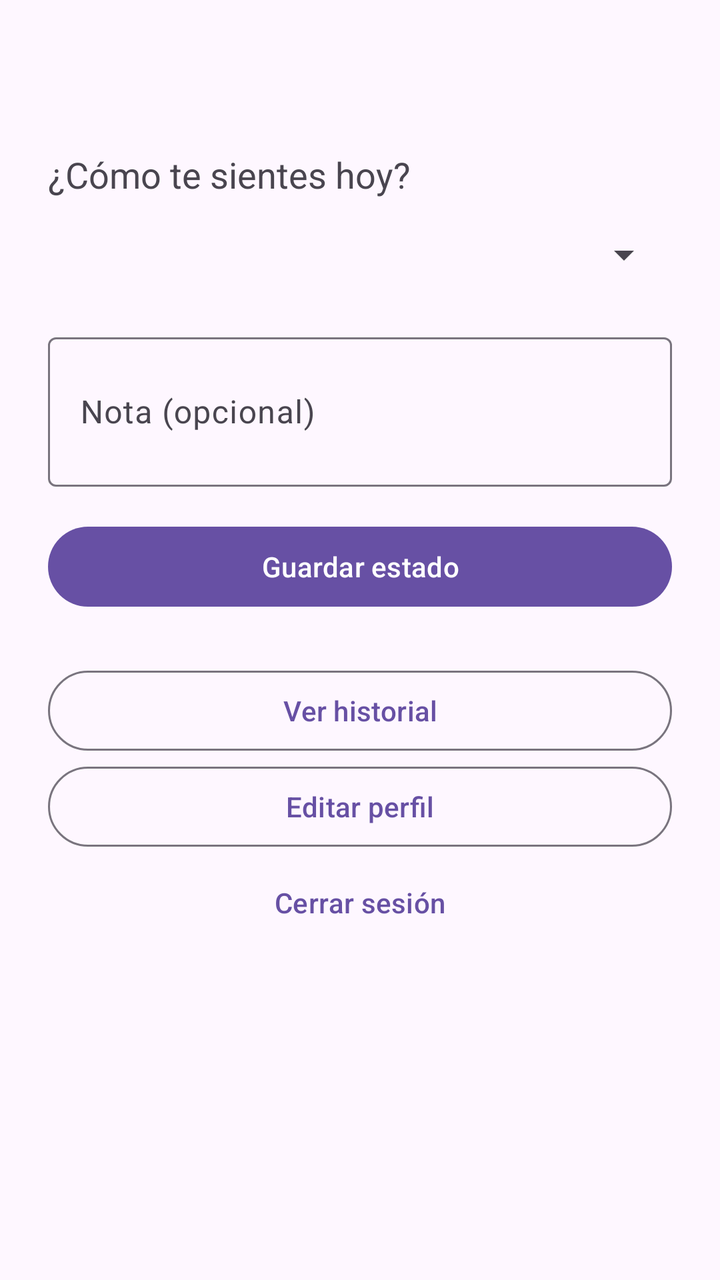
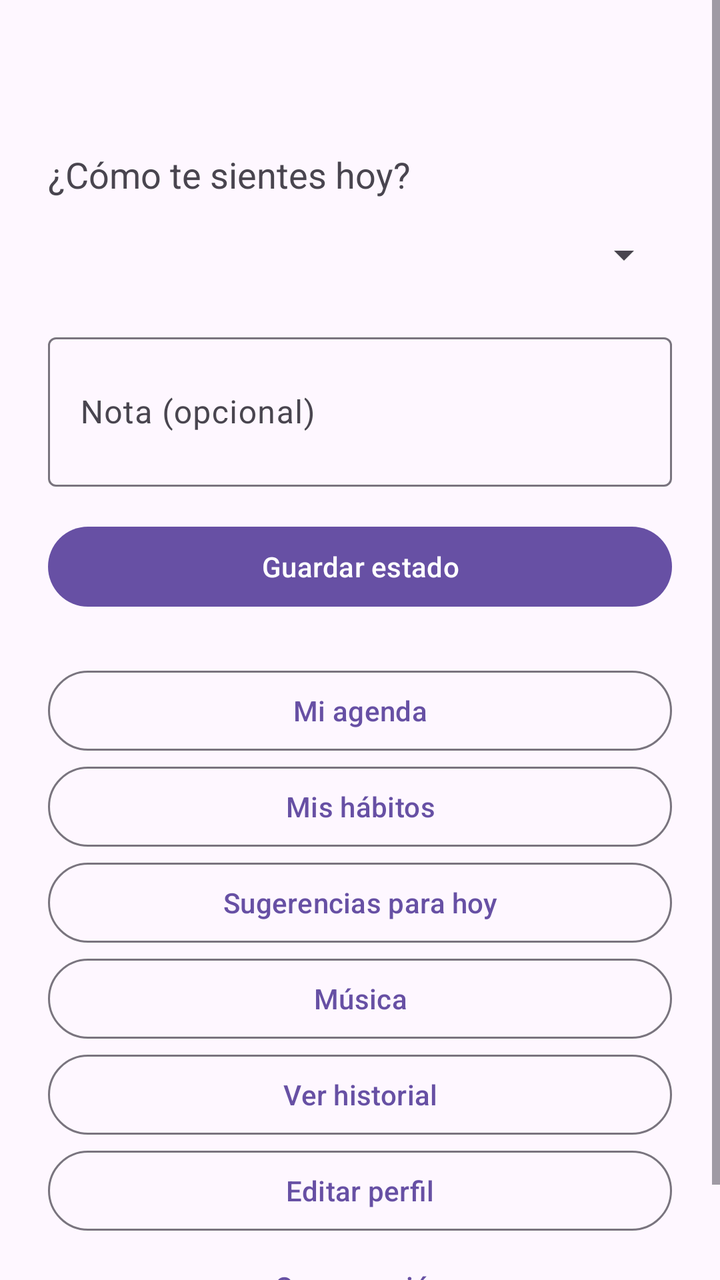

The first picture is an Android layout as it rendered before a commit; the second is the same layout after the commit. The layout source and the unified diff follow.
<!-- AndroidManifest.xml: application theme Theme.MoodSpace -->
<!-- res/layout/activity_main.xml -->
<?xml version="1.0" encoding="utf-8"?>
<ScrollView xmlns:android="http://schemas.android.com/apk/res/android"
    android:layout_width="match_parent"
    android:layout_height="match_parent">

    <LinearLayout
        android:layout_width="match_parent"
        android:layout_height="wrap_content"
        android:orientation="vertical"
        android:padding="24dp">

        <TextView
            android:id="@+id/tvGreeting"
            android:layout_width="wrap_content"
            android:layout_height="wrap_content"
            android:textSize="26sp"
            android:textStyle="bold" />

        <TextView
            android:layout_width="wrap_content"
            android:layout_height="wrap_content"
            android:layout_marginTop="16dp"
            android:text="@string/main_question"
            android:textSize="18sp" />

        <Spinner
            android:id="@+id/spMood"
            android:layout_width="match_parent"
            android:layout_height="56dp" />

        <com.google.android.material.textfield.TextInputLayout
            android:layout_width="match_parent"
            android:layout_height="wrap_content"
            android:layout_marginTop="8dp"
            android:hint="@string/hint_note">

            <com.google.android.material.textfield.TextInputEditText
                android:id="@+id/etNote"
                android:layout_width="match_parent"
                android:layout_height="wrap_content"
                android:inputType="textMultiLine"
                android:minLines="2" />
        </com.google.android.material.textfield.TextInputLayout>

        <Button
            android:id="@+id/btnSaveMood"
            android:layout_width="match_parent"
            android:layout_height="wrap_content"
            android:layout_marginTop="16dp"
            android:text="@string/btn_save_mood" />

        <Button
            android:id="@+id/btnHistory"
            style="@style/Widget.Material3.Button.OutlinedButton"
            android:layout_width="match_parent"
            android:layout_height="wrap_content"
            android:layout_marginTop="24dp"
            android:text="@string/btn_history" />

        <Button
            android:id="@+id/btnProfile"
            style="@style/Widget.Material3.Button.OutlinedButton"
            android:layout_width="match_parent"
            android:layout_height="wrap_content"
            android:text="@string/btn_edit_profile" />

        <Button
            android:id="@+id/btnLogout"
            style="@style/Widget.Material3.Button.TextButton"
            android:layout_width="match_parent"
            android:layout_height="wrap_content"
            android:text="@string/btn_logout" />
    </LinearLayout>
</ScrollView>
<!-- resources referenced by this layout -->
<resources>
  <string name="btn_edit_profile">Editar perfil</string>
  <string name="btn_history">Ver historial</string>
  <string name="btn_logout">Cerrar sesión</string>
  <string name="btn_save_mood">Guardar estado</string>
  <string name="hint_note">Nota (opcional)</string>
  <string name="main_question">¿Cómo te sientes hoy?</string>
  <style name="Theme.MoodSpace" parent="Theme.Material3.DayNight" />
</resources>

<!-- the commit's change to res/layout/activity_main.xml (unified diff, before → after) -->
@@ -50,11 +50,39 @@
             android:text="@string/btn_save_mood" />
 
         <Button
+            android:id="@+id/btnAgenda"
+            style="@style/Widget.Material3.Button.OutlinedButton"
+            android:layout_width="match_parent"
+            android:layout_height="wrap_content"
+            android:layout_marginTop="24dp"
+            android:text="@string/btn_agenda" />
+
+        <Button
+            android:id="@+id/btnHabits"
+            style="@style/Widget.Material3.Button.OutlinedButton"
+            android:layout_width="match_parent"
+            android:layout_height="wrap_content"
+            android:text="@string/btn_habits" />
+
+        <Button
+            android:id="@+id/btnSuggestions"
+            style="@style/Widget.Material3.Button.OutlinedButton"
+            android:layout_width="match_parent"
+            android:layout_height="wrap_content"
+            android:text="@string/btn_suggestions" />
+
+        <Button
+            android:id="@+id/btnMusic"
+            style="@style/Widget.Material3.Button.OutlinedButton"
+            android:layout_width="match_parent"
+            android:layout_height="wrap_content"
+            android:text="@string/btn_music" />
+
+        <Button
             android:id="@+id/btnHistory"
             style="@style/Widget.Material3.Button.OutlinedButton"
             android:layout_width="match_parent"
             android:layout_height="wrap_content"
-            android:layout_marginTop="24dp"
             android:text="@string/btn_history" />
 
         <Button
<!-- resource entries referenced after the edit -->
@@ -1,9 +1,13 @@
 <!-- resources referenced by this layout -->
 <resources>
+  <string name="btn_agenda">Mi agenda</string>
   <string name="btn_edit_profile">Editar perfil</string>
+  <string name="btn_habits">Mis hábitos</string>
   <string name="btn_history">Ver historial</string>
   <string name="btn_logout">Cerrar sesión</string>
+  <string name="btn_music">Música</string>
   <string name="btn_save_mood">Guardar estado</string>
+  <string name="btn_suggestions">Sugerencias para hoy</string>
   <string name="hint_note">Nota (opcional)</string>
   <string name="main_question">¿Cómo te sientes hoy?</string>
   <style name="Theme.MoodSpace" parent="Theme.Material3.DayNight" />
